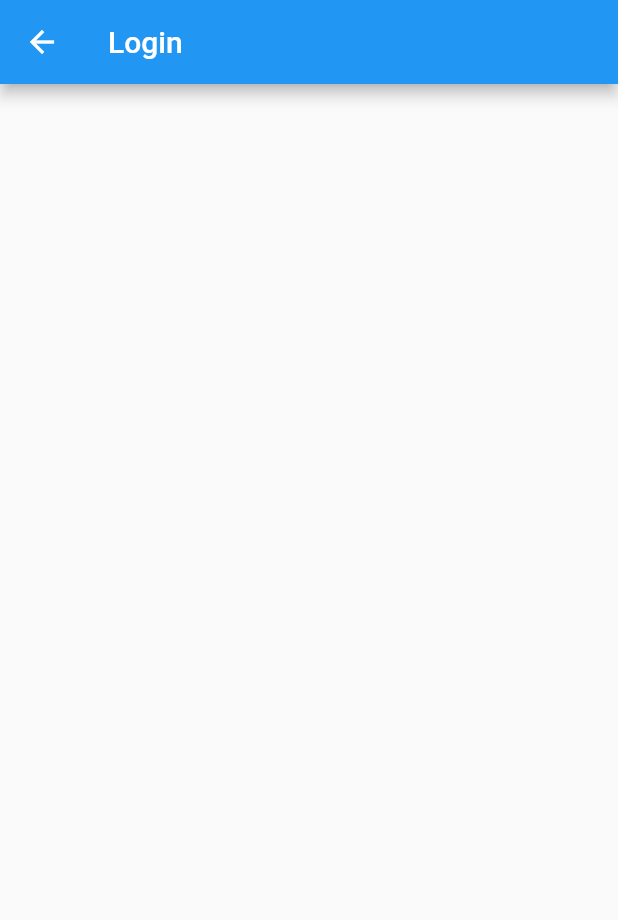
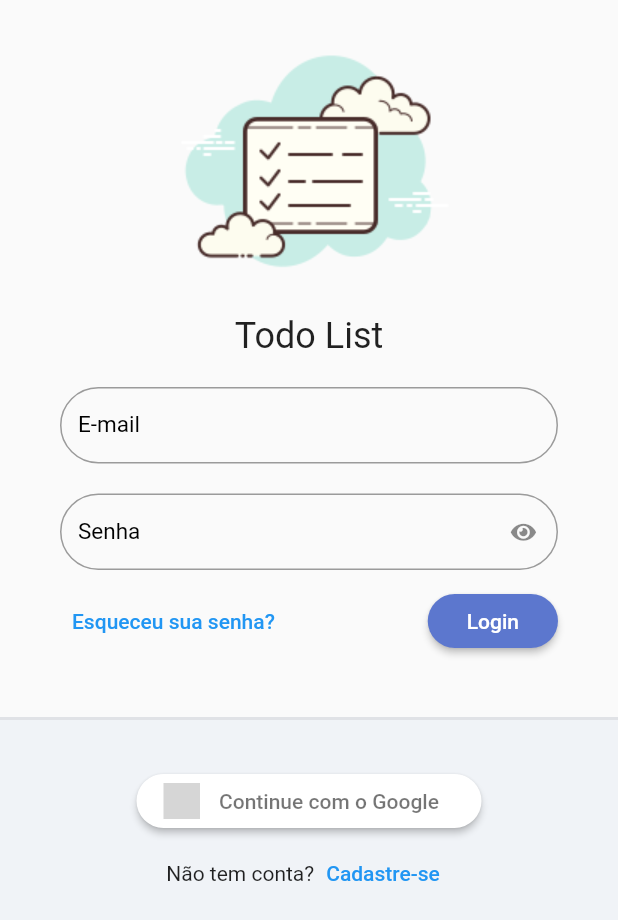
Before and after one commit to LucasFerreiraJs/todo_list_provider, a Flutter app: the screen it shows after launch, on a phone screen of 412 x 824 dp. Shown: the top 920 px of the screen. Run offline on Flutter 3.47's test engine with Material 2 defaults, Android fonts, the phone set to English and light mode, and no system bars; our stand-ins replace flutter_signin_button, google_fonts, sqflite, sqflite_common, synchronized; accounts and stored records are empty; Roboto replaces fonts that are missing (Mandali); grey boxes are pictures that could not be loaded.

Commit message:
feat(login):init login page

```diff
--- a/lib/app/app_widget.dart
+++ b/lib/app/app_widget.dart
@@ -1,9 +1,9 @@
 import 'package:flutter/material.dart';
-import 'package:provider/provider.dart';
+
 import 'package:todo_list_provider/app/core/database/sqllite_adm_connection.dart';
+import 'package:todo_list_provider/app/core/ui/todo_list_ui_config.dart';
 import 'package:todo_list_provider/app/modules/auth/auth_module.dart';
-import 'package:todo_list_provider/app/modules/auth/login/login_controller.dart';
-import 'package:todo_list_provider/app/modules/auth/login/login_page.dart';
+
 import 'package:todo_list_provider/app/modules/splash/splash_page.dart';
 
 class AppWidget extends StatefulWidget {
@@ -32,6 +32,7 @@ class _AppWidgetState extends State<AppWidget> {
     return MaterialApp(
       title: 'Todo List Provider',
       initialRoute: '/login',
+      theme: TodoListUiConfig.theme,
       routes: {
         ...AuthModule().routers,
       },
--- /dev/null
+++ b/lib/app/core/ui/theme_extensions.dart
@@ -0,0 +1,14 @@
+import 'package:flutter/material.dart';
+
+extension ThemeExtension on BuildContext {
+  Color get primaryColor => Theme.of(this).primaryColor;
+  Color get primaryColorLight => Theme.of(this).primaryColorLight;
+  // Color get buttonColor => Theme.of(this).buttonColor;
+  TextTheme get textTheme => Theme.of(this).textTheme;
+
+  TextStyle get textStyle => TextStyle(
+        fontSize: 12,
+        fontWeight: FontWeight.bold,
+        color: Colors.grey,
+      );
+}
--- /dev/null
+++ b/lib/app/core/ui/todo_list_icons.dart
@@ -0,0 +1,30 @@
+/// Flutter icons TodoListIcons
+/// Copyright (C) 2023 by original authors @ fluttericon.com, fontello.com
+/// This font was generated by FlutterIcon.com, which is derived from Fontello.
+///
+/// To use this font, place it in your fonts/ directory and include the
+/// following in your pubspec.yaml
+///
+/// flutter:
+///   fonts:
+///    - family:  TodoListIcons
+///      fonts:
+///       - asset: fonts/TodoListIcons.ttf
+///
+///
+/// * Font Awesome 5, Copyright (C) 2016 by Dave Gandy
+///         Author:    Dave Gandy
+///         License:   SIL (https://github.com/FortAwesome/Font-Awesome/blob/master/LICENSE.txt)
+///         Homepage:  http://fortawesome.github.com/Font-Awesome/
+///
+import 'package:flutter/widgets.dart';
+
+class TodoListIcons {
+  TodoListIcons._();
+
+  static const _kFontFam = 'TodoListIcons';
+  static const String? _kFontPkg = null;
+
+  static const IconData eye = IconData(0xf06e, fontFamily: _kFontFam, fontPackage: _kFontPkg);
+  static const IconData eye_slash = IconData(0xf070, fontFamily: _kFontFam, fontPackage: _kFontPkg);
+}
--- /dev/null
+++ b/lib/app/core/ui/todo_list_ui_config.dart
@@ -0,0 +1,15 @@
+import 'package:flutter/material.dart';
+import 'package:google_fonts/google_fonts.dart';
+
+class TodoListUiConfig {
+  TodoListUiConfig._();
+
+  static ThemeData get theme => ThemeData(
+        textTheme: GoogleFonts.mandaliTextTheme(),
+        primaryColor: Color(0xFF5c77ce),
+        primaryColorLight: Color(0xFFabc8f7),
+        elevatedButtonTheme: ElevatedButtonThemeData(
+          style: ElevatedButton.styleFrom(backgroundColor: Color(0xFF5c77ce)),
+        ),
+      );
+}
--- /dev/null
+++ b/lib/app/core/widget/todo_list_field.dart
@@ -0,0 +1,61 @@
+import 'package:flutter/material.dart';
+import 'package:todo_list_provider/app/core/ui/todo_list_icons.dart';
+
+class TodoListField extends StatelessWidget {
+  final String label;
+  final bool obscureText;
+  final ValueNotifier<bool> obscureTextVN;
+  final IconButton? suffixIconButton;
+  final TextEditingController? controller;
+  final FormFieldValidator<String>? validor;
+
+  TodoListField({
+    Key? key,
+    required this.label,
+    this.obscureText = false,
+    this.suffixIconButton,
+    this.controller,
+    this.validor,
+  })  : assert(
+          obscureText == true ? suffixIconButton == null : true,
+          'obscureText nao pode ser enviado em conjunto com o suffixIconButton',
+        ),
+        obscureTextVN = ValueNotifier(obscureText), // Definir um valor constante aqui
+        super(key: key);
+
+  @override
+  Widget build(BuildContext context) {
+    return ValueListenableBuilder<bool>(
+      valueListenable: obscureTextVN,
+      builder: (_, obscureTextValue, __) {
+        return TextFormField(
+          controller: controller,
+          validator: validor,
+          decoration: InputDecoration(
+            labelText: label,
+            labelStyle: TextStyle(fontSize: 15, color: Colors.black),
+            border: OutlineInputBorder(borderRadius: BorderRadius.circular(30)),
+            errorBorder: OutlineInputBorder(
+              borderRadius: BorderRadius.circular(30),
+              borderSide: BorderSide(color: Colors.red),
+            ),
+            isDense: true,
+            suffixIcon: this.suffixIconButton ??
+                (obscureText == true
+                    ? IconButton(
+                        onPressed: () {
+                          obscureTextVN.value = !obscureTextValue;
+                        },
+                        icon: Icon(
+                          !obscureTextValue ? TodoListIcons.eye_slash : TodoListIcons.eye,
+                          size: 15,
+                        ),
+                      )
+                    : null),
+          ),
+          obscureText: obscureTextValue,
+        );
+      },
+    );
+  }
+}
--- /dev/null
+++ b/lib/app/core/widget/todo_list_logo.dart
@@ -0,0 +1,17 @@
+import 'package:flutter/material.dart';
+import 'package:todo_list_provider/app/core/ui/theme_extensions.dart';
+
+class TodoListLogo extends StatelessWidget {
+  const TodoListLogo({super.key});
+
+  @override
+  Widget build(BuildContext context) {
+    return Column(
+      mainAxisAlignment: MainAxisAlignment.center,
+      children: [
+        Image.asset('assets/logo.png', height: 200),
+        Text('Todo List', style: context.textTheme.headlineSmall),
+      ],
+    );
+  }
+}
--- a/lib/app/modules/auth/auth_module.dart
+++ b/lib/app/modules/auth/auth_module.dart
@@ -2,18 +2,20 @@ import 'package:provider/provider.dart';
 import 'package:todo_list_provider/app/core/modules/todo_list_module.dart';
 import 'package:todo_list_provider/app/modules/auth/login/login_controller.dart';
 import 'package:todo_list_provider/app/modules/auth/login/login_page.dart';
+import 'package:todo_list_provider/app/modules/auth/register/register_controller.dart';
+import 'package:todo_list_provider/app/modules/auth/register/register_page.dart';
 
 class AuthModule extends TodoListModule {
   // AuthModule({required super.routers}) : super(bindings: [], routers: {});
   AuthModule()
       : super(
           bindings: [
-            ChangeNotifierProvider(
-              create: (_) => LoginController(),
-            )
+            ChangeNotifierProvider(create: (_) => LoginController()),
+            ChangeNotifierProvider(create: (_) => RegisterController()),
           ],
           routers: {
             '/login': (context) => LoginPage(),
+            '/register': (context) => RegisterPage(),
           },
         );
 }
--- a/lib/app/modules/auth/login/login_page.dart
+++ b/lib/app/modules/auth/login/login_page.dart
@@ -1,4 +1,9 @@
 import 'package:flutter/material.dart';
+import 'package:flutter_signin_button/button_list.dart';
+import 'package:flutter_signin_button/button_view.dart';
+import 'package:todo_list_provider/app/core/widget/todo_list_logo.dart';
+
+import '../../../core/widget/todo_list_field.dart';
 
 class LoginPage extends StatelessWidget {
   const LoginPage({super.key});
@@ -6,8 +11,105 @@ class LoginPage extends StatelessWidget {
   @override
   Widget build(BuildContext context) {
     return Scaffold(
-      appBar: AppBar(title: Text('Login')),
-      body: Container(),
+      body: LayoutBuilder(builder: (context, constraints) {
+        // * saber o tamanho da tela
+        return SingleChildScrollView(
+          child: ConstrainedBox(
+            constraints: BoxConstraints(
+              minHeight: constraints.maxHeight,
+              minWidth: constraints.maxWidth,
+            ),
+            child: IntrinsicHeight(
+              // * controla o tamanho (não deixa infinito)
+              child: Column(
+                mainAxisSize: MainAxisSize.min,
+                children: [
+                  SizedBox(height: 10),
+                  TodoListLogo(),
+                  Padding(
+                    padding: const EdgeInsets.symmetric(horizontal: 40, vertical: 20),
+                    child: Form(
+                      child: Column(
+                        children: [
+                          TodoListField(label: 'E-mail'),
+                          SizedBox(height: 20),
+                          TodoListField(
+                            label: 'Senha',
+                            obscureText: true,
+                          ),
+                          SizedBox(height: 10),
+                          Row(
+                            mainAxisAlignment: MainAxisAlignment.spaceBetween,
+                            children: [
+                              TextButton(
+                                onPressed: () {},
+                                child: Text('Esqueceu sua senha?'),
+                              ),
+                              ElevatedButton(
+                                onPressed: () {},
+                                child: Padding(
+                                  padding: const EdgeInsets.all(10.0),
+                                  child: Text('Login'),
+                                ),
+                                style: ElevatedButton.styleFrom(
+                                  shape: RoundedRectangleBorder(
+                                    borderRadius: BorderRadius.circular(20),
+                                  ),
+                                ),
+                              )
+                            ],
+                          ),
+                        ],
+                      ),
+                    ),
+                  ),
+                  SizedBox(height: 20),
+                  Expanded(
+                    child: Container(
+                      decoration: BoxDecoration(
+                        color: Color(0xFFf0f3f7),
+                        border: Border(
+                          top: BorderSide(width: 2, color: Colors.grey.withAlpha(50)),
+                        ),
+                      ),
+                      child: Column(
+                        children: [
+                          SizedBox(height: 30),
+                          SignInButton(
+                            Buttons.Google,
+                            text: 'Continue com o Google',
+                            padding: const EdgeInsets.all(5),
+                            shape: OutlineInputBorder(
+                              borderRadius: BorderRadius.circular(30),
+                              borderSide: BorderSide.none,
+                            ),
+                            onPressed: () {},
+                          ),
+                          Row(
+                            mainAxisAlignment: MainAxisAlignment.center,
+                            children: [
+                              Text('Não tem conta?'),
+                              TextButton(
+                                onPressed: () {
+                                  Navigator.of(context).pushNamed('/register');
+                                },
+                                child: Text('Cadastre-se'),
+                              ),
+                            ],
+                          ),
+                        ],
+                      ),
+                    ),
+                  ),
+                ],
+              ),
+            ),
+          ),
+        );
+      }),
     );
   }
 }
+
+
+// 3m
--- /dev/null
+++ b/lib/app/modules/auth/register/register_controller.dart
@@ -0,0 +1,3 @@
+import 'package:flutter/material.dart';
+
+class RegisterController extends ChangeNotifier {}
--- /dev/null
+++ b/lib/app/modules/auth/register/register_page.dart
@@ -0,0 +1,10 @@
+import 'package:flutter/material.dart';
+
+class RegisterPage extends StatelessWidget {
+  const RegisterPage({super.key});
+
+  @override
+  Widget build(BuildContext context) {
+    return Scaffold();
+  }
+}
```
Also changed, not shown: pubspec.yaml (+8 -4 lines), assets/fonts/TodoListIcons.ttf (added), assets/logo.png (added), pubspec.lock.
